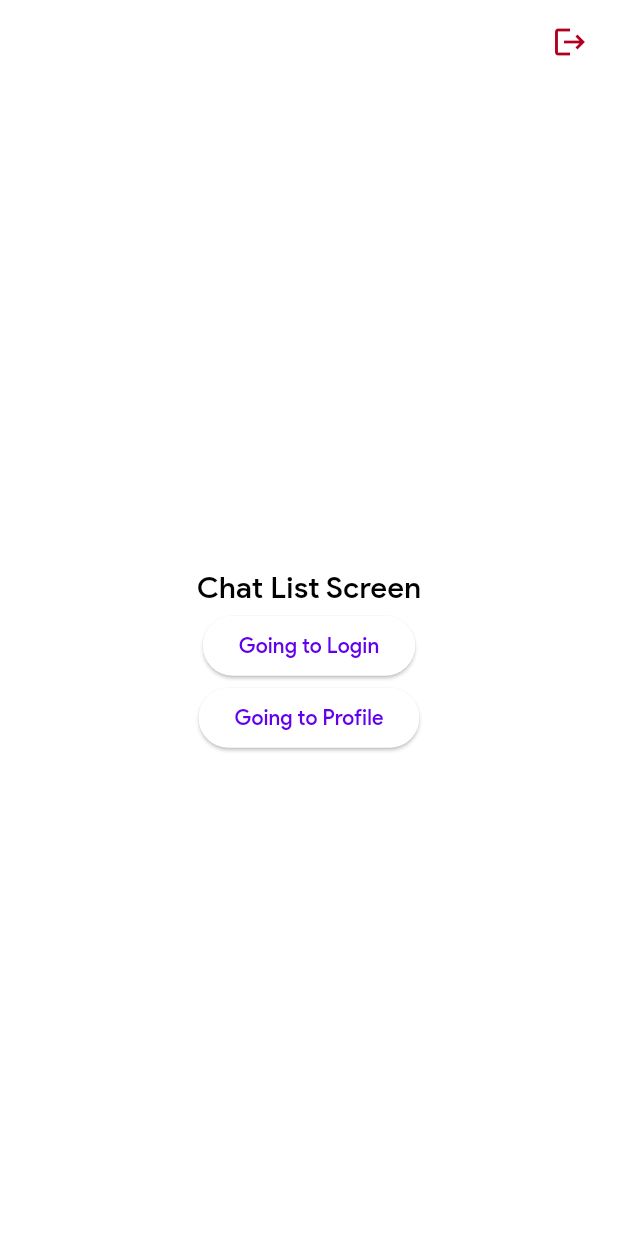
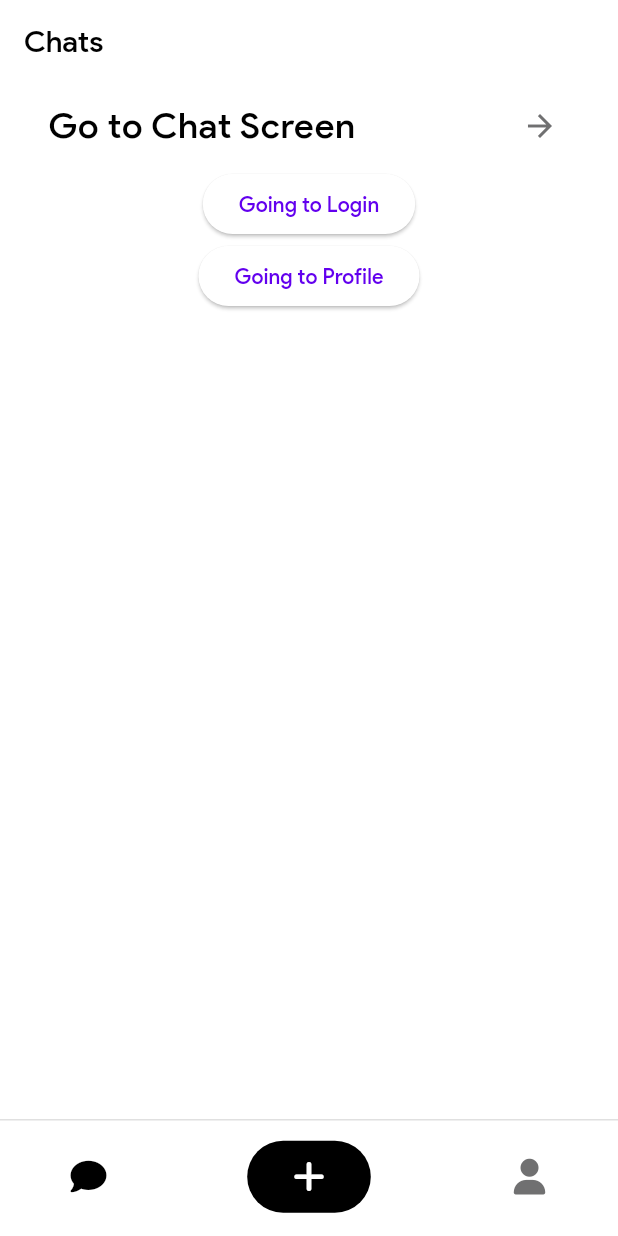
Before and after one commit to nandah4/rechap, a Flutter app: the screen it shows once a user with an empty profile is signed in, on a phone screen of 412 x 824 dp. Run offline on Flutter 3.47's test engine with Material 3 defaults, Android fonts, the phone set to English and light mode, and no system bars; our stand-ins replace cloud_firestore, country_picker, firebase_auth, firebase_core, flutter_otp_text_field, flutter_riverpod and 3 more; accounts and stored records are empty.

Commit message:
feat: add bottom appbar with implementing shell and root route

```diff
--- /dev/null
+++ b/lib/core/routing/main_scaffold.dart
@@ -0,0 +1,59 @@
+import 'package:flutter/material.dart';
+import 'package:go_router/go_router.dart';
+import 'package:rechap/core/themes/app_dimens.dart';
+import 'package:icons_plus/icons_plus.dart';
+import 'package:rechap/core/ui/bottom_app_bar/nav_item.dart';
+
+class MainScaffold extends StatelessWidget {
+  final Widget child;
+  const MainScaffold({super.key, required this.child});
+
+  int _indexFromLocation(String location) {
+    if (location.startsWith('/profile')) return 2;
+    return 0;
+  }
+
+  @override
+  Widget build(BuildContext context) {
+    final location = GoRouterState.of(context).uri.toString();
+    final currentIndex = _indexFromLocation(location);
+
+    return Scaffold(
+      body: child,
+      bottomNavigationBar: BottomAppBar(
+        padding: EdgeInsets.symmetric(vertical: kSpacing2),
+        child: Container(
+          decoration: BoxDecoration(
+            border: Border(top: BorderSide(color: Colors.grey.shade300)),
+          ),
+          child: Row(
+            mainAxisAlignment: MainAxisAlignment.spaceAround,
+            children: [
+              NavItem(
+                icon: FontAwesome.comment,
+                isActive: currentIndex == 0,
+                onTap: () => context.go('/chat-list'),
+              ),
+
+              SizedBox(
+                height: kSpacing48,
+                width: MediaQuery.of(context).size.width * 0.20,
+                child: NavItem(
+                  icon: FontAwesome.plus_solid,
+                  isCenter: true,
+                  onTap: () => context.go('/chat-list'),
+                ),
+              ),
+
+              NavItem(
+                icon: FontAwesome.user,
+                isActive: currentIndex == 2,
+                onTap: () => context.go('/profile'),
+              ),
+            ],
+          ),
+        ),
+      ),
+    );
+  }
+}
--- a/lib/core/routing/router.dart
+++ b/lib/core/routing/router.dart
@@ -1,14 +1,21 @@
+import 'package:flutter/material.dart';
 import 'package:go_router/go_router.dart';
+import 'package:rechap/core/routing/main_scaffold.dart';
 import 'package:rechap/di/firebase_providers.dart';
 import 'package:rechap/core/routing/go_router_listenable.dart';
+import 'package:rechap/features/chat/presentation/screens/chat_screen.dart';
 import 'package:rechap/features/login/presentation/screens/login_screen.dart';
 import 'package:rechap/features/login/presentation/screens/verification_otp_screen.dart';
-import 'package:rechap/features/chat-list/presentation/widgets/chat_list_screen.dart';
+import 'package:rechap/features/chat-list/presentation/screens/chat_list_screen.dart';
 import 'package:rechap/features/onboard/onboard_screen.dart';
 import 'package:rechap/features/profile/presentation/screens/profile_screen.dart';
 import 'package:flutter_riverpod/flutter_riverpod.dart';
 
 final _publicRoutes = <String>['/', '/auth/login', '/auth/otp'];
+
+final GlobalKey<NavigatorState> _rootNavigatorKey = GlobalKey<NavigatorState>();
+final GlobalKey<NavigatorState> _shellNavigatorKey =
+    GlobalKey<NavigatorState>();
 
 final router = Provider<GoRouter>((ref) {
   final authState = ref.read(firebaseAuthProvider);
@@ -16,6 +23,7 @@ final router = Provider<GoRouter>((ref) {
   return GoRouter(
     refreshListenable: GoRouterListenable(authState.authStateChanges()),
     initialLocation: '/',
+    navigatorKey: _rootNavigatorKey,
     redirect: (context, state) {
       final currUser = authState.currentUser != null;
       final currentPath = state.matchedLocation;
@@ -32,15 +40,40 @@ final router = Provider<GoRouter>((ref) {
       return null;
     },
     routes: [
+      // Protected Routes
+      ShellRoute(
+        navigatorKey: _shellNavigatorKey,
+        builder: (context, state, child) {
+          return MainScaffold(child: child);
+        },
+        routes: [
+          GoRoute(
+            path: '/chat-list',
+            name: 'chat-list-screen',
+            builder: (context, state) => ChatListScreen(),
+            routes: <GoRoute>[
+              GoRoute(
+                path: 'chat',
+                name: "chat",
+                parentNavigatorKey: _rootNavigatorKey,
+                builder: (context, state) => ChatScreen(),
+              ),
+            ],
+          ),
+
+          GoRoute(
+            path: '/profile',
+            name: 'profile-screen',
+            builder: (context, state) => ProfileScreen(),
+          ),
+        ],
+      ),
+
+      // Public Routes
       GoRoute(
         path: '/',
         name: 'onboard-screen',
         builder: (context, state) => OnboardScreen(),
-      ),
-      GoRoute(
-        path: '/chat-list',
-        name: 'chat-list-screen',
-        builder: (context, state) => ChatListScreen(),
       ),
       GoRoute(
         path: '/auth/login',
@@ -52,12 +85,6 @@ final router = Provider<GoRouter>((ref) {
         name: 'otp-screen',
         builder: (context, state) => VerificationOTPScreen(),
       ),
-
-      GoRoute(
-        path: '/profile',
-        name: 'profile-screen',
-        builder: (context, state) => ProfileScreen(),
-      ),
     ],
   );
 });
--- a/lib/core/themes/app_dimens.dart
+++ b/lib/core/themes/app_dimens.dart
@@ -4,7 +4,9 @@ const double kFontSize14 = 14;
 const double kFontSize16 = 16;
 const double kFontSize18 = 18;
 const double kFontSize20 = 20;
+const double kFontSize22 = 22;
 const double kFontSize24 = 24;
+const double kFontSize26 = 26;
 const double kFontSize28 = 28;
 const double kFontSize32 = 32;
 
--- /dev/null
+++ b/lib/core/ui/bottom_app_bar/nav_item.dart
@@ -0,0 +1,48 @@
+import 'package:flutter/material.dart';
+import 'package:rechap/core/themes/app_dimens.dart';
+import 'package:rechap/core/themes/app_palette.dart';
+
+class NavItem extends StatelessWidget {
+  final IconData icon;
+  final VoidCallback onTap;
+  final bool isActive;
+  final bool isCenter;
+
+  const NavItem({
+    super.key,
+
+    required this.icon,
+    required this.onTap,
+    this.isActive = false,
+    this.isCenter = false,
+  });
+
+  Color _fontColor(BuildContext context) {
+    if (isCenter) {
+      return Theme.of(context).colorScheme.surface;
+    } else if (isActive) {
+      return Theme.of(context).colorScheme.onSurface;
+    } else {
+      return AppPallete.greyText;
+    }
+  }
+
+  @override
+  Widget build(BuildContext context) {
+    return GestureDetector(
+      onTap: onTap,
+      child: Container(
+        decoration: BoxDecoration(
+          color: isCenter
+              ? Theme.of(context).colorScheme.onSurface
+              : Colors.transparent,
+          borderRadius: isCenter ? BorderRadius.circular(kSpacing52) : null,
+        ),
+        child: Column(
+          mainAxisAlignment: MainAxisAlignment.center,
+          children: [Icon(icon, color: _fontColor(context), size: kFontSize24)],
+        ),
+      ),
+    );
+  }
+}
--- a/lib/features/chat-list/presentation/widgets/chat_list_screen.dart
+++ b/lib/features/chat-list/presentation/screens/chat_list_screen.dart
@@ -1,9 +1,6 @@
 import 'package:flutter/material.dart';
 import 'package:flutter_riverpod/flutter_riverpod.dart';
 import 'package:go_router/go_router.dart';
-import 'package:rechap/di/firebase_providers.dart';
-import 'package:rechap/core/themes/app_palette.dart';
-
 import 'package:rechap/core/themes/app_dimens.dart';
 
 class ChatListScreen extends ConsumerWidget {
@@ -11,30 +8,29 @@ class ChatListScreen extends ConsumerWidget {
 
   @override
   Widget build(BuildContext context, WidgetRef ref) {
-
     return Scaffold(
       appBar: PreferredSize(
         preferredSize: Size(double.infinity, kToolbarHeight),
         child: AppBar(
-          actions: [
-            TextButton(
-              onPressed: () {
-                ref.read(firebaseAuthProvider).signOut();
-              },
-              child: Icon(
-                Icons.logout,
-                color: AppPallete.error,
-                size: kFontSize24,
-              ),
-            ),
-          ],
+          title: Text(
+            "Chats",
+            style: Theme.of(context).textTheme.headlineSmall,
+          ),
+          centerTitle: false,
         ),
       ),
-      body: Center(
+      body: SingleChildScrollView(
+        padding: .symmetric(horizontal: kSpacing16),
         child: Column(
           mainAxisAlignment: .center,
           children: [
-            Text("Chat List Screen"),
+            ListTile(
+              title: Text("Go to Chat Screen"),
+              trailing: Icon(Icons.arrow_forward),
+              onTap: () {
+                context.push('/chat-list/chat');
+              },
+            ),
             ElevatedButton(
               onPressed: () {
                 context.push('/auth/login');
--- /dev/null
+++ b/lib/features/chat/presentation/screens/chat_screen.dart
@@ -0,0 +1,9 @@
+import 'package:flutter/material.dart';
+
+class ChatScreen extends StatelessWidget {
+  const ChatScreen({super.key});
+  @override
+  Widget build(BuildContext context) {
+    return Scaffold(body: Center(child: Text("Chat Screen")));
+  }
+}
--- a/lib/main.dart
+++ b/lib/main.dart
@@ -4,8 +4,8 @@ import 'package:rechap/core/routing/router.dart';
 
 import 'package:firebase_core/firebase_core.dart';
 import 'package:rechap/core/themes/app_theme.dart';
-import 'package:firebase_auth/firebase_auth.dart';
-import 'package:cloud_firestore/cloud_firestore.dart';
+// import 'package:firebase_auth/firebase_auth.dart';
+// import 'package:cloud_firestore/cloud_firestore.dart';
 
 // import 'firebase_options.dart';
 
```
